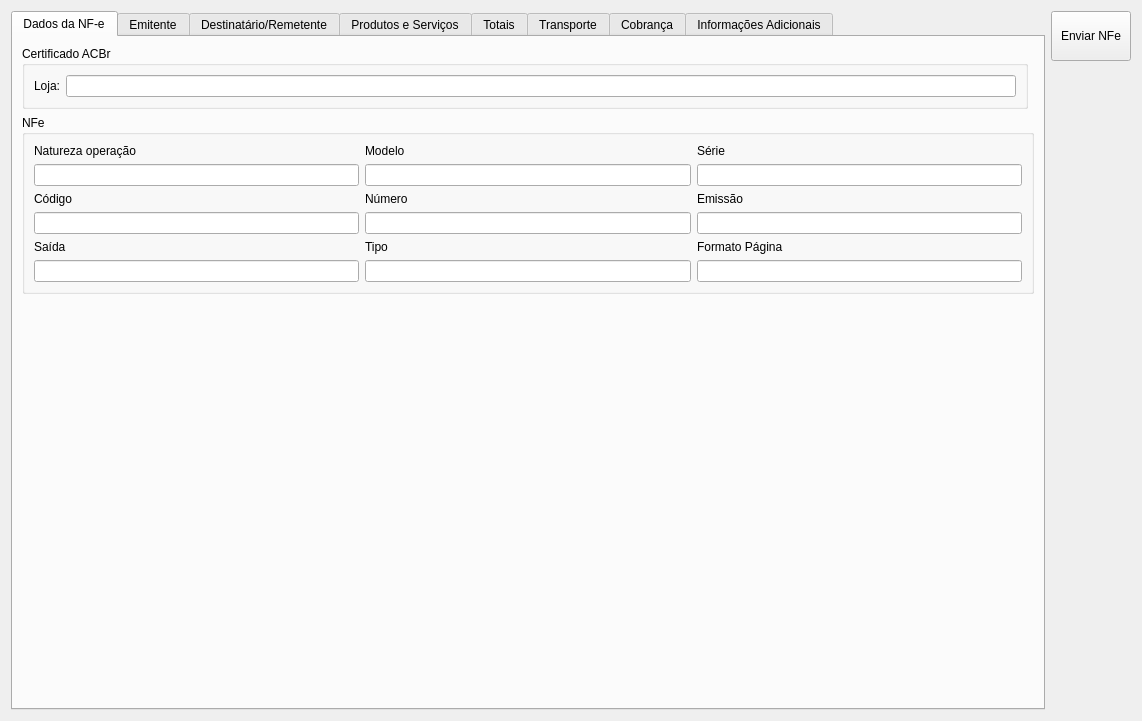
Above: ui/cadastrarnfe.ui from darktorres/ERP-STACCATO before the change. Below: the same form after it.
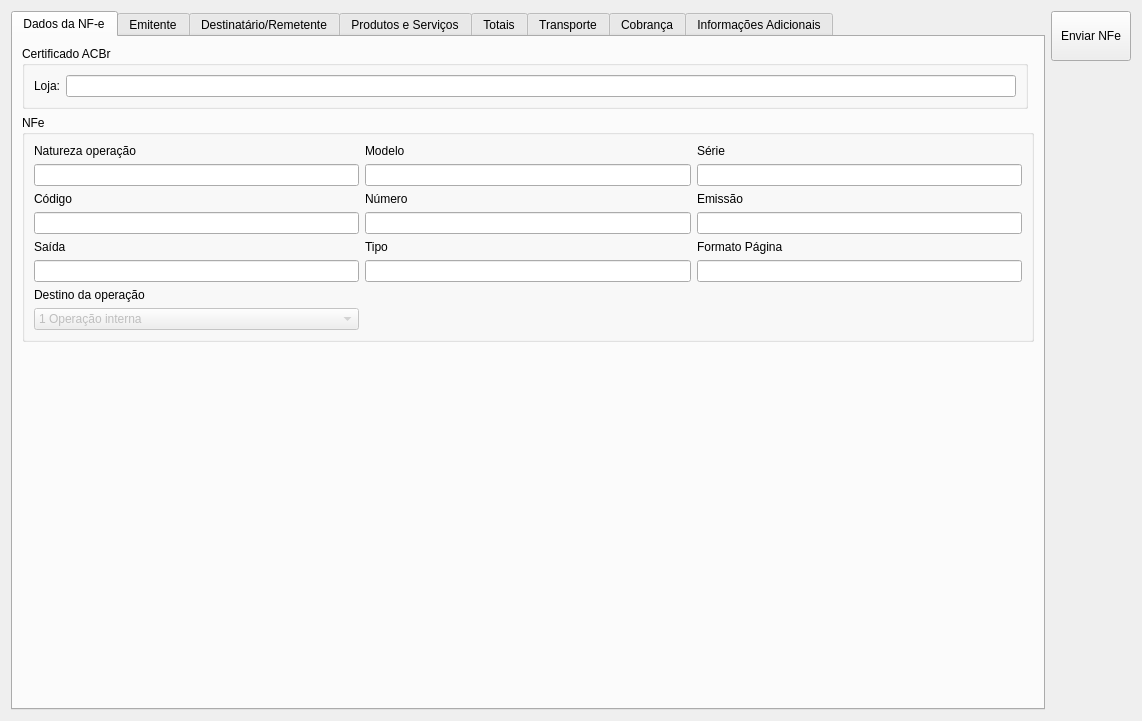
That is the form after the change. The open tabs and pages were chosen to show the change. Custom widgets are drawn as their Qt base class.

What changed in the file:
```diff
--- a/ui/cadastrarnfe.ui
+++ b/ui/cadastrarnfe.ui
@@ -185,6 +185,35 @@
             </property>
            </widget>
           </item>
+          <item row="9" column="0">
+           <widget class="QComboBox" name="comboBoxDestinoOperacao">
+            <property name="enabled">
+             <bool>false</bool>
+            </property>
+            <item>
+             <property name="text">
+              <string>1 Operação interna</string>
+             </property>
+            </item>
+            <item>
+             <property name="text">
+              <string>2 Operação interestadual</string>
+             </property>
+            </item>
+            <item>
+             <property name="text">
+              <string>3 Operação com exterior</string>
+             </property>
+            </item>
+           </widget>
+          </item>
+          <item row="8" column="0">
+           <widget class="QLabel" name="labelSaida_2">
+            <property name="text">
+             <string>Destino da operação</string>
+            </property>
+           </widget>
+          </item>
          </layout>
         </widget>
        </item>
```
Left out of the diff: 62 changed lines with no effect on the pictures.
